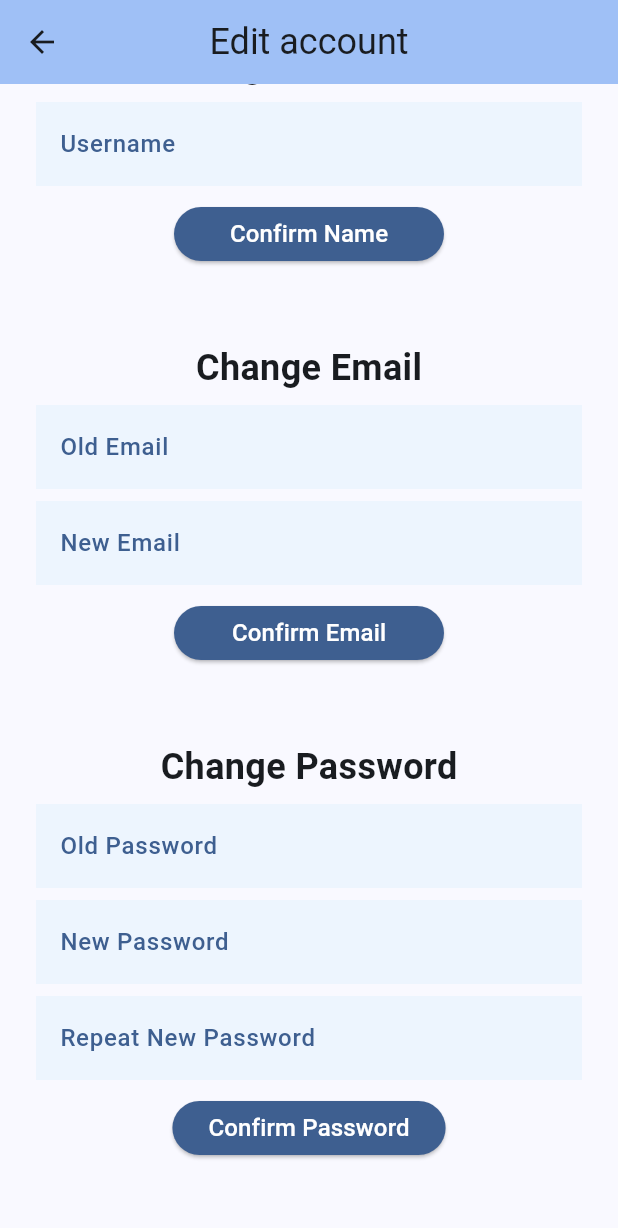
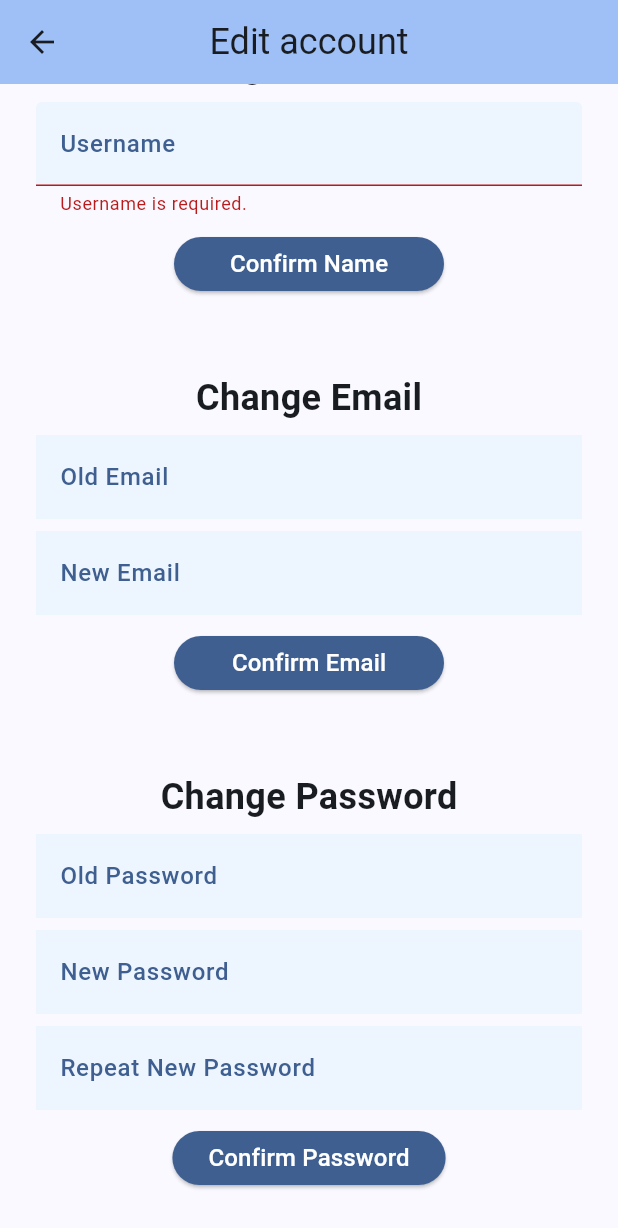
Before and after one commit to do-ko/waste_not, a Flutter app: the EditAccountView screen opened directly, scrolled down 78 dp, after a tap on "Confirm Name", on a phone screen of 412 x 824 dp. Shown: the top 1228 px of the screen. Run offline on Flutter 3.47's test engine with Material 3 defaults, Android fonts, the light colour scheme and no system bars; our stand-ins replace cloud_firestore, firebase_auth, firebase_core, flutter_native_splash, get, get_storage and 1 more; missing offline and left inert: google_mlkit_text_recognition; accounts and stored records are empty.

Commit message:
username snackbar info on success and error and loading

```diff
--- a/lib/controllers/edit_account_controller.dart
+++ b/lib/controllers/edit_account_controller.dart
@@ -1,4 +1,5 @@
 import 'package:flutter/cupertino.dart';
+import 'package:flutter/material.dart';
 import 'package:get/get.dart';
 import 'package:waste_not/controllers/user_controller.dart';
 import 'package:waste_not/controllers/user_firebase_controller.dart';
@@ -10,9 +11,20 @@ class EditAccountController extends GetxController {
   final UserFirebaseController userFirebaseController = Get.find();
   final UserController userController = Get.find();
   final TextEditingController usernameTextController = TextEditingController();
+  GlobalKey<FormState> editUsernameFormKey = GlobalKey<FormState>();
 
   editUsername() async {
     try {
+      Get.dialog(
+        const Center(child: CircularProgressIndicator()),
+        barrierDismissible: false, // User cannot dismiss the dialog by tapping outside
+      );
+
+      if (!editUsernameFormKey.currentState!.validate()) {
+        Get.back();
+        return;
+      }
+
       Map<String, dynamic> usernameJson = {
         'username': usernameTextController.text.trim()
       };
@@ -21,8 +33,13 @@ class EditAccountController extends GetxController {
       UserModel updatedUser = userController.user.value
           .copyWith(username: usernameTextController.text.trim());
       userController.user.value = updatedUser;
+
+      usernameTextController.text = '';
+      Get.back();
+      Get.snackbar("Success", "Username was changed", snackPosition: SnackPosition.BOTTOM);
     } catch (e) {
-      throw "Something went wrong.";
+      Get.back();
+      Get.snackbar("Error", "Something went wrong: $e", snackPosition: SnackPosition.BOTTOM);
     }
   }
 }
--- a/lib/views/edit_account.dart
+++ b/lib/views/edit_account.dart
@@ -32,10 +32,13 @@ class EditAccountView extends StatelessWidget {
                     const SizedBox(
                       height: 8,
                     ),
-                    TextFormField(
-                      controller: editAccountController.usernameTextController,
-                      validator: (value) =>
-                          CustomValidator.validateEmptyText("Username", value),
+                    Form(
+                      key: editAccountController.editUsernameFormKey,
+                      child: TextFormField(
+                        controller:
+                            editAccountController.usernameTextController,
+                        validator: (value) => CustomValidator.validateEmptyText(
+                            "Username", value),
                         decoration: const InputDecoration(
                           labelText: "Username",
                           labelStyle: TextStyle(
@@ -47,11 +50,14 @@ class EditAccountView extends StatelessWidget {
                           enabledBorder: InputBorder.none,
                         ),
                       ),
+                    ),
                     const SizedBox(
                       height: 8,
                     ),
                     ElevatedButton(
-                      onPressed: () {editAccountController.editUsername();},
+                      onPressed: () {
+                        editAccountController.editUsername();
+                      },
                       style: ElevatedButton.styleFrom(
                         foregroundColor: Colors.white,
                         backgroundColor: primaryBlue,
```
Lines whose indentation alone changed are shown as unchanged.
